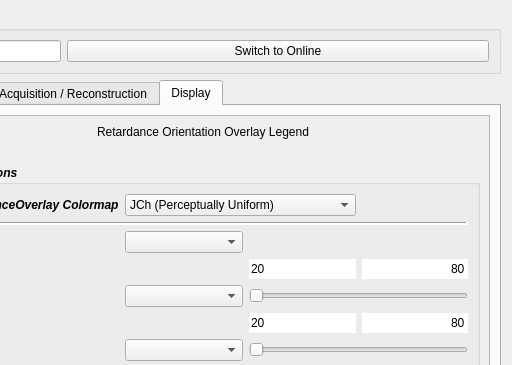
Qt form recOrder/plugin/qtdesigner/recOrder_calibration_v5.ui (mehta-lab/waveorder) before a commit; both pictures show x 106 to 618 and y 0 to 365 of the 618 by 1035 pixel window.
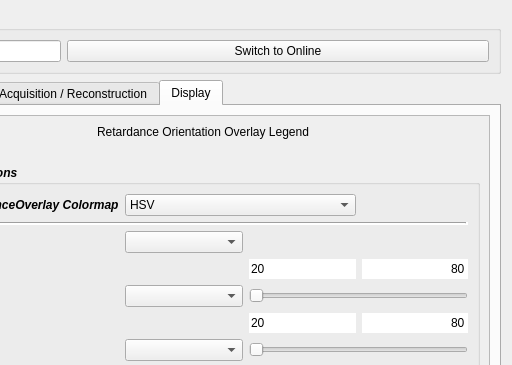
The same form after that commit. The open tabs and pages were chosen to show the change. Custom widgets are drawn as their Qt base class.

Commit message: change HSV combo box

Patch:
```diff
--- a/recOrder/plugin/qtdesigner/recOrder_calibration_v5.ui
+++ b/recOrder/plugin/qtdesigner/recOrder_calibration_v5.ui
@@ -2539,7 +2539,7 @@
                 </property>
                 <item>
                  <property name="text">
-                  <string>JCh (Perceptually Uniform)</string>
+                  <string>HSV</string>
                  </property>
                 </item>
                 <item>
```
Left out of the diff: 2 changed lines with no effect on the pictures. The commit also changes 2 other files.
